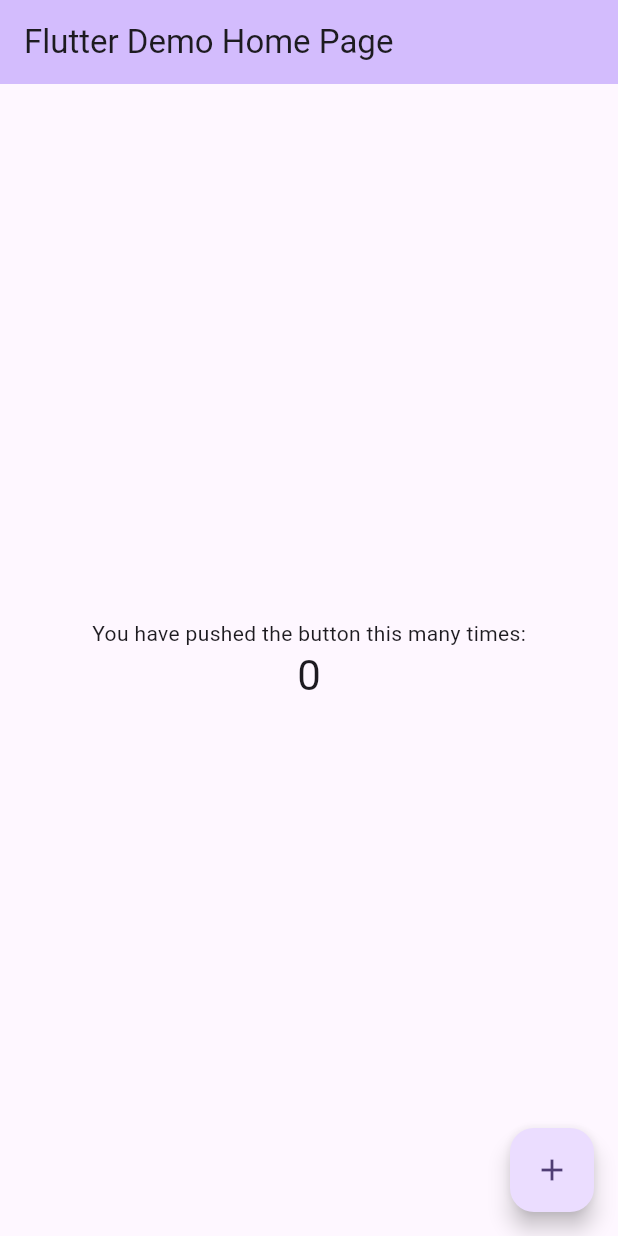
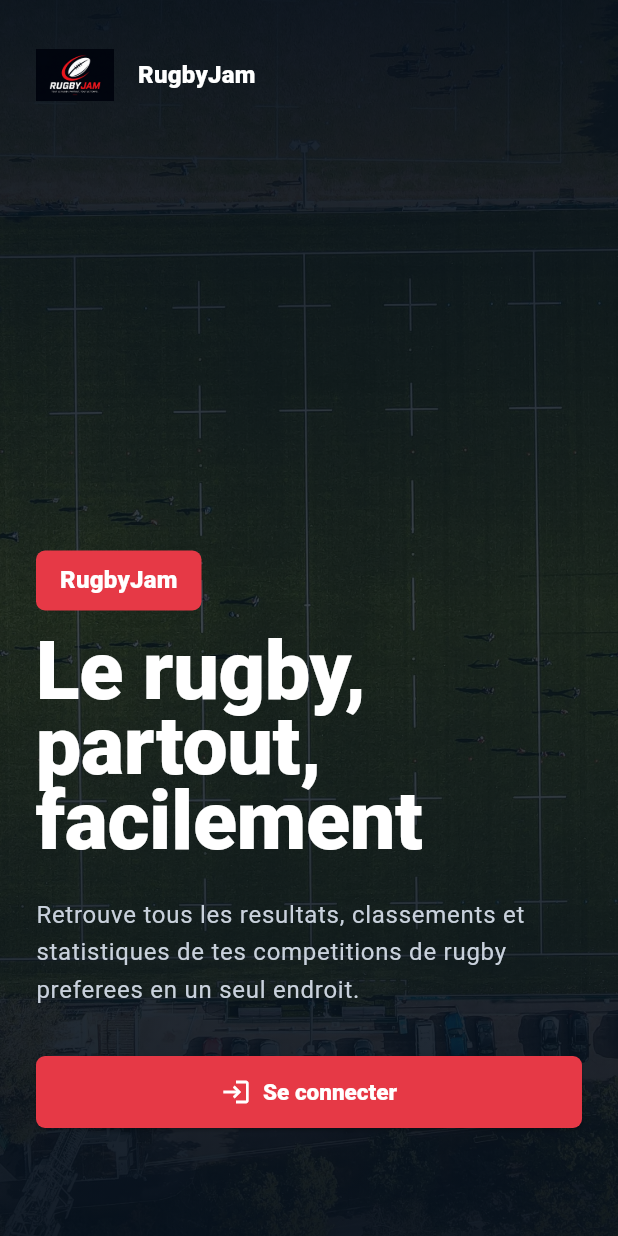
Before and after one commit to bchancerel/Rugby-Mobile, a Flutter app: the screen it shows after launch, on a phone screen of 412 x 824 dp. Run offline on Flutter 3.47's test engine with Material 3 defaults, Android fonts, the phone set to English and light mode, and no system bars.

Commit message:
FEAT: prise en main + premier jet page vitrine

```diff
--- /dev/null
+++ b/lib/app/rugby_jam_app.dart
@@ -0,0 +1,18 @@
+import 'package:flutter/material.dart';
+import 'package:rugby_jam_mobile/core/navigation/app_routes.dart';
+import 'package:rugby_jam_mobile/core/theme/app_theme.dart';
+
+class RugbyJamApp extends StatelessWidget {
+  const RugbyJamApp({super.key});
+
+  @override
+  Widget build(BuildContext context) {
+    return MaterialApp(
+      title: 'RugbyJam',
+      debugShowCheckedModeBanner: false,
+      theme: AppTheme.dark,
+      initialRoute: AppRoutes.home,
+      onGenerateRoute: AppRoutes.onGenerateRoute,
+    );
+  }
+}
--- /dev/null
+++ b/lib/core/assets/app_assets.dart
@@ -0,0 +1,6 @@
+class AppAssets {
+  const AppAssets._();
+
+  static const logo = 'assets/images/logo.webp';
+  static const homeHero = 'assets/images/images_acceuil.webp';
+}
--- /dev/null
+++ b/lib/core/navigation/app_routes.dart
@@ -0,0 +1,23 @@
+import 'package:flutter/material.dart';
+import 'package:rugby_jam_mobile/features/auth/login_screen.dart';
+import 'package:rugby_jam_mobile/features/home/home_screen.dart';
+
+class AppRoutes {
+  const AppRoutes._();
+
+  static const home = '/';
+  static const login = '/login';
+
+  static Route<void> onGenerateRoute(RouteSettings settings) {
+    return MaterialPageRoute<void>(
+      settings: settings,
+      builder: (context) {
+        return switch (settings.name) {
+          home => const HomeScreen(),
+          login => const LoginScreen(),
+          _ => const HomeScreen(),
+        };
+      },
+    );
+  }
+}
--- /dev/null
+++ b/lib/core/theme/app_colors.dart
@@ -0,0 +1,25 @@
+import 'package:flutter/material.dart';
+
+class AppColors {
+  const AppColors._();
+
+  static const red = Color(0xFFE63946);
+  static const redAccent = Color(0xFFFF4655);
+  static const white = Color(0xFFFFFFFF);
+  static const night = Color(0xFF111827);
+  static const nightDeep = Color(0xFF07111D);
+  static const slate = Color(0xFF1F2937);
+  static const grayLight = Color(0xFFC9D1DC);
+  static const grayCool = Color(0xFF9CA3AF);
+  static const blackBlue = Color(0xFF020617);
+
+  static const appBackground = nightDeep;
+  static const appBackgroundAlt = night;
+  static const surface = night;
+  static const surfaceMuted = slate;
+  static const primary = red;
+  static const primaryHover = redAccent;
+  static const live = redAccent;
+
+  static const border = Color(0x2EC9D1DC);
+}
--- /dev/null
+++ b/lib/core/theme/app_spacing.dart
@@ -0,0 +1,10 @@
+class AppSpacing {
+  const AppSpacing._();
+
+  static const xs = 4.0;
+  static const sm = 8.0;
+  static const md = 16.0;
+  static const lg = 24.0;
+  static const xl = 32.0;
+  static const xxl = 48.0;
+}
--- /dev/null
+++ b/lib/core/theme/app_theme.dart
@@ -0,0 +1,104 @@
+import 'package:flutter/material.dart';
+import 'package:rugby_jam_mobile/core/theme/app_colors.dart';
+
+class AppTheme {
+  const AppTheme._();
+
+  static ThemeData get dark {
+    final colorScheme = ColorScheme.fromSeed(
+      seedColor: AppColors.primary,
+      brightness: Brightness.dark,
+      primary: AppColors.primary,
+      surface: AppColors.surface,
+    );
+
+    return ThemeData(
+      useMaterial3: true,
+      brightness: Brightness.dark,
+      colorScheme: colorScheme,
+      scaffoldBackgroundColor: AppColors.appBackground,
+      fontFamily: 'Roboto',
+      appBarTheme: const AppBarTheme(
+        backgroundColor: AppColors.appBackground,
+        foregroundColor: AppColors.white,
+        centerTitle: true,
+        elevation: 0,
+      ),
+      textTheme: const TextTheme(
+        displayLarge: TextStyle(
+          color: AppColors.white,
+          fontSize: 54,
+          fontWeight: FontWeight.w900,
+          height: 0.92,
+        ),
+        headlineSmall: TextStyle(
+          color: AppColors.white,
+          fontSize: 24,
+          fontWeight: FontWeight.w800,
+        ),
+        titleMedium: TextStyle(
+          color: AppColors.white,
+          fontSize: 16,
+          fontWeight: FontWeight.w800,
+        ),
+        bodyLarge: TextStyle(
+          color: AppColors.grayLight,
+          fontSize: 16,
+          height: 1.55,
+        ),
+        bodyMedium: TextStyle(
+          color: AppColors.grayCool,
+          fontSize: 14,
+          height: 1.45,
+        ),
+        labelLarge: TextStyle(
+          color: AppColors.white,
+          fontSize: 15,
+          fontWeight: FontWeight.w800,
+        ),
+      ),
+      elevatedButtonTheme: ElevatedButtonThemeData(
+        style: ElevatedButton.styleFrom(
+          backgroundColor: AppColors.primary,
+          foregroundColor: AppColors.white,
+          minimumSize: const Size.fromHeight(48),
+          shape: RoundedRectangleBorder(
+            borderRadius: BorderRadius.circular(6),
+          ),
+          textStyle: const TextStyle(
+            fontSize: 15,
+            fontWeight: FontWeight.w800,
+          ),
+        ),
+      ),
+      outlinedButtonTheme: OutlinedButtonThemeData(
+        style: OutlinedButton.styleFrom(
+          foregroundColor: AppColors.white,
+          minimumSize: const Size.fromHeight(48),
+          side: const BorderSide(color: AppColors.border),
+          shape: RoundedRectangleBorder(
+            borderRadius: BorderRadius.circular(6),
+          ),
+          textStyle: const TextStyle(
+            fontSize: 15,
+            fontWeight: FontWeight.w800,
+          ),
+        ),
+      ),
+      inputDecorationTheme: InputDecorationTheme(
+        filled: true,
+        fillColor: AppColors.surface,
+        hintStyle: const TextStyle(color: AppColors.grayCool),
+        labelStyle: const TextStyle(color: AppColors.grayLight),
+        enabledBorder: OutlineInputBorder(
+          borderRadius: BorderRadius.circular(6),
+          borderSide: const BorderSide(color: AppColors.border),
+        ),
+        focusedBorder: OutlineInputBorder(
+          borderRadius: BorderRadius.circular(6),
+          borderSide: const BorderSide(color: AppColors.primary),
+        ),
+      ),
+    );
+  }
+}
--- /dev/null
+++ b/lib/core/widgets/app_button.dart
@@ -0,0 +1,47 @@
+import 'package:flutter/material.dart';
+
+enum AppButtonVariant {
+  primary,
+  secondary,
+}
+
+class AppButton extends StatelessWidget {
+  const AppButton({
+    required this.label,
+    required this.onPressed,
+    this.variant = AppButtonVariant.primary,
+    this.icon,
+    super.key,
+  });
+
+  final String label;
+  final VoidCallback? onPressed;
+  final AppButtonVariant variant;
+  final IconData? icon;
+
+  @override
+  Widget build(BuildContext context) {
+    final child = icon == null
+        ? Text(label)
+        : Row(
+            mainAxisAlignment: MainAxisAlignment.center,
+            mainAxisSize: MainAxisSize.min,
+            children: [
+              Icon(icon, size: 20),
+              const SizedBox(width: 8),
+              Text(label),
+            ],
+          );
+
+    return switch (variant) {
+      AppButtonVariant.primary => ElevatedButton(
+          onPressed: onPressed,
+          child: child,
+        ),
+      AppButtonVariant.secondary => OutlinedButton(
+          onPressed: onPressed,
+          child: child,
+        ),
+    };
+  }
+}
--- /dev/null
+++ b/lib/features/auth/login_screen.dart
@@ -0,0 +1,118 @@
+import 'package:flutter/material.dart';
+import 'package:rugby_jam_mobile/core/assets/app_assets.dart';
+import 'package:rugby_jam_mobile/core/theme/app_colors.dart';
+import 'package:rugby_jam_mobile/core/theme/app_spacing.dart';
+import 'package:rugby_jam_mobile/core/widgets/app_button.dart';
+
+class LoginScreen extends StatelessWidget {
+  const LoginScreen({super.key});
+
+  @override
+  Widget build(BuildContext context) {
+    final textTheme = Theme.of(context).textTheme;
+
+    return Scaffold(
+      appBar: AppBar(
+        leading: IconButton(
+          tooltip: 'Retour',
+          icon: const Icon(Icons.arrow_back),
+          onPressed: () => Navigator.of(context).pop(),
+        ),
+      ),
+      body: SafeArea(
+        child: ListView(
+          padding: const EdgeInsets.fromLTRB(
+            AppSpacing.lg,
+            AppSpacing.md,
+            AppSpacing.lg,
+            AppSpacing.xl,
+          ),
+          children: [
+            Center(
+              child: Image.asset(
+                AppAssets.logo,
+                width: 108,
+                height: 108,
+                fit: BoxFit.contain,
+              ),
+            ),
+            const SizedBox(height: AppSpacing.xl),
+            Text(
+              'Connexion',
+              style: textTheme.headlineSmall,
+              textAlign: TextAlign.center,
+            ),
+            const SizedBox(height: AppSpacing.sm),
+            Text(
+              'Retrouve tes competitions, favoris et prochaines rencontres.',
+              style: textTheme.bodyMedium,
+              textAlign: TextAlign.center,
+            ),
+            const SizedBox(height: AppSpacing.xl),
+            TextField(
+              keyboardType: TextInputType.emailAddress,
+              textInputAction: TextInputAction.next,
+              decoration: const InputDecoration(
+                labelText: 'Email',
+                prefixIcon: Icon(Icons.mail_outline),
+              ),
+            ),
+            const SizedBox(height: AppSpacing.md),
+            TextField(
+              obscureText: true,
+              textInputAction: TextInputAction.done,
+              decoration: const InputDecoration(
+                labelText: 'Mot de passe',
+                prefixIcon: Icon(Icons.lock_outline),
+              ),
+            ),
+            const SizedBox(height: AppSpacing.lg),
+            Align(
+              alignment: Alignment.centerRight,
+              child: TextButton(
+                onPressed: () {},
+                child: const Text('Mot de passe oublie ?'),
+              ),
+            ),
+            const SizedBox(height: AppSpacing.lg),
+            AppButton(
+              label: 'Se connecter',
+              icon: Icons.login,
+              onPressed: () {},
+            ),
+            const SizedBox(height: AppSpacing.md),
+            AppButton(
+              label: 'Creer un compte',
+              icon: Icons.person_add_alt_1,
+              variant: AppButtonVariant.secondary,
+              onPressed: () {},
+            ),
+            const SizedBox(height: AppSpacing.xl),
+            const _LoginNotice(),
+          ],
+        ),
+      ),
+    );
+  }
+}
+
+class _LoginNotice extends StatelessWidget {
+  const _LoginNotice();
+
+  @override
+  Widget build(BuildContext context) {
+    return Container(
+      padding: const EdgeInsets.all(AppSpacing.md),
+      decoration: BoxDecoration(
+        border: Border.all(color: AppColors.border),
+        borderRadius: BorderRadius.circular(8),
+        color: AppColors.surface,
+      ),
+      child: Text(
+        'La connexion API sera branchee dans la prochaine etape.',
+        style: Theme.of(context).textTheme.bodyMedium,
+        textAlign: TextAlign.center,
+      ),
+    );
+  }
+}
--- /dev/null
+++ b/lib/features/home/home_screen.dart
@@ -0,0 +1,112 @@
+import 'package:flutter/material.dart';
+import 'package:rugby_jam_mobile/core/assets/app_assets.dart';
+import 'package:rugby_jam_mobile/core/navigation/app_routes.dart';
+import 'package:rugby_jam_mobile/core/theme/app_colors.dart';
+import 'package:rugby_jam_mobile/core/theme/app_spacing.dart';
+import 'package:rugby_jam_mobile/core/widgets/app_button.dart';
+
+class HomeScreen extends StatelessWidget {
+  const HomeScreen({super.key});
+
+  @override
+  Widget build(BuildContext context) {
+    final textTheme = Theme.of(context).textTheme;
+
+    return Scaffold(
+      body: Stack(
+        fit: StackFit.expand,
+        children: [
+          Image.asset(
+            AppAssets.homeHero,
+            fit: BoxFit.cover,
+            alignment: Alignment.center,
+          ),
+          const DecoratedBox(
+            decoration: BoxDecoration(
+              gradient: LinearGradient(
+                begin: Alignment.topCenter,
+                end: Alignment.bottomCenter,
+                colors: [
+                  Color(0xF507111D),
+                  Color(0xC707111D),
+                  Color(0xF207111D),
+                ],
+              ),
+            ),
+          ),
+          SafeArea(
+            child: Padding(
+              padding: const EdgeInsets.all(AppSpacing.lg),
+              child: Column(
+                crossAxisAlignment: CrossAxisAlignment.start,
+                children: [
+                  const _HomeBrand(),
+                  const Spacer(),
+                  Container(
+                    padding: const EdgeInsets.symmetric(
+                      horizontal: AppSpacing.md,
+                      vertical: AppSpacing.sm,
+                    ),
+                    decoration: BoxDecoration(
+                      color: AppColors.primary,
+                      borderRadius: BorderRadius.circular(6),
+                    ),
+                    child: Text(
+                      'RugbyJam',
+                      style: textTheme.titleMedium,
+                    ),
+                  ),
+                  const SizedBox(height: AppSpacing.md),
+                  Text(
+                    'Le rugby, partout, facilement',
+                    style: textTheme.displayLarge,
+                  ),
+                  const SizedBox(height: AppSpacing.lg),
+                  Text(
+                    'Retrouve tous les resultats, classements et statistiques de tes competitions de rugby preferees en un seul endroit.',
+                    style: textTheme.bodyLarge,
+                  ),
+                  const SizedBox(height: AppSpacing.xl),
+                  AppButton(
+                    label: 'Se connecter',
+                    icon: Icons.login,
+                    onPressed: () {
+                      Navigator.of(context).pushNamed(AppRoutes.login);
+                    },
+                  ),
+                  const SizedBox(height: AppSpacing.xxl),
+                ],
+              ),
+            ),
+          ),
+        ],
+      ),
+    );
+  }
+}
+
+class _HomeBrand extends StatelessWidget {
+  const _HomeBrand();
+
+  @override
+  Widget build(BuildContext context) {
+    return Row(
+      children: [
+        ClipRRect(
+          borderRadius: BorderRadius.circular(8),
+          child: Image.asset(
+            AppAssets.logo,
+            width: 52,
+            height: 52,
+            fit: BoxFit.contain,
+          ),
+        ),
+        const SizedBox(width: AppSpacing.md),
+        Text(
+          'RugbyJam',
+          style: Theme.of(context).textTheme.titleMedium,
+        ),
+      ],
+    );
+  }
+}
--- a/lib/main.dart
+++ b/lib/main.dart
@@ -1,122 +1,6 @@
 import 'package:flutter/material.dart';
+import 'package:rugby_jam_mobile/app/rugby_jam_app.dart';
 
 void main() {
-  runApp(const MyApp());
+  runApp(const RugbyJamApp());
 }
-
-class MyApp extends StatelessWidget {
-  const MyApp({super.key});
-
-  // This widget is the root of your application.
-  @override
-  Widget build(BuildContext context) {
-    return MaterialApp(
-      title: 'Flutter Demo',
-      theme: ThemeData(
-        // This is the theme of your application.
-        //
-        // TRY THIS: Try running your application with "flutter run". You'll see
-        // the application has a purple toolbar. Then, without quitting the app,
-        // try changing the seedColor in the colorScheme below to Colors.green
-        // and then invoke "hot reload" (save your changes or press the "hot
-        // reload" button in a Flutter-supported IDE, or press "r" if you used
-        // the command line to start the app).
-        //
-        // Notice that the counter didn't reset back to zero; the application
-        // state is not lost during the reload. To reset the state, use hot
-        // restart instead.
-        //
-        // This works for code too, not just values: Most code changes can be
-        // tested with just a hot reload.
-        colorScheme: .fromSeed(seedColor: Colors.deepPurple),
-      ),
-      home: const MyHomePage(title: 'Flutter Demo Home Page'),
-    );
-  }
-}
-
-class MyHomePage extends StatefulWidget {
-  const MyHomePage({super.key, required this.title});
-
-  // This widget is the home page of your application. It is stateful, meaning
-  // that it has a State object (defined below) that contains fields that affect
-  // how it looks.
-
-  // This class is the configuration for the state. It holds the values (in this
-  // case the title) provided by the parent (in this case the App widget) and
-  // used by the build method of the State. Fields in a Widget subclass are
-  // always marked "final".
-
-  final String title;
-
-  @override
-  State<MyHomePage> createState() => _MyHomePageState();
-}
-
-class _MyHomePageState extends State<MyHomePage> {
-  int _counter = 0;
-
-  void _incrementCounter() {
-    setState(() {
-      // This call to setState tells the Flutter framework that something has
-      // changed in this State, which causes it to rerun the build method below
-      // so that the display can reflect the updated values. If we changed
-      // _counter without calling setState(), then the build method would not be
-      // called again, and so nothing would appear to happen.
-      _counter++;
-    });
-  }
-
-  @override
-  Widget build(BuildContext context) {
-    // This method is rerun every time setState is called, for instance as done
-    // by the _incrementCounter method above.
-    //
-    // The Flutter framework has been optimized to make rerunning build methods
-    // fast, so that you can just rebuild anything that needs updating rather
-    // than having to individually change instances of widgets.
-    return Scaffold(
-      appBar: AppBar(
-        // TRY THIS: Try changing the color here to a specific color (to
-        // Colors.amber, perhaps?) and trigger a hot reload to see the AppBar
-        // change color while the other colors stay the same.
-        backgroundColor: Theme.of(context).colorScheme.inversePrimary,
-        // Here we take the value from the MyHomePage object that was created by
-        // the App.build method, and use it to set our appbar title.
-        title: Text(widget.title),
-      ),
-      body: Center(
-        // Center is a layout widget. It takes a single child and positions it
-        // in the middle of the parent.
-        child: Column(
-          // Column is also a layout widget. It takes a list of children and
-          // arranges them vertically. By default, it sizes itself to fit its
-          // children horizontally, and tries to be as tall as its parent.
-          //
-          // Column has various properties to control how it sizes itself and
-          // how it positions its children. Here we use mainAxisAlignment to
-          // center the children vertically; the main axis here is the vertical
-          // axis because Columns are vertical (the cross axis would be
-          // horizontal).
-          //
-          // TRY THIS: Invoke "debug painting" (choose the "Toggle Debug Paint"
-          // action in the IDE, or press "p" in the console), to see the
-          // wireframe for each widget.
-          mainAxisAlignment: .center,
-          children: [
-            const Text('You have pushed the button this many times:'),
-            Text(
-              '$_counter',
-              style: Theme.of(context).textTheme.headlineMedium,
-            ),
-          ],
-        ),
-      ),
-      floatingActionButton: FloatingActionButton(
-        onPressed: _incrementCounter,
-        tooltip: 'Increment',
-        child: const Icon(Icons.add),
-      ),
-    );
-  }
-}
--- a/pubspec.yaml
+++ b/pubspec.yaml
@@ -57,6 +57,9 @@ flutter:
   # the material Icons class.
   uses-material-design: true
 
+  assets:
+    - assets/images/
+
   # To add assets to your application, add an assets section, like this:
   # assets:
   #   - images/a_dot_burr.jpeg
```
Also changed, not shown: assets/images/images_acceuil.webp (added), assets/images/logo.webp (added), 1 other file.
